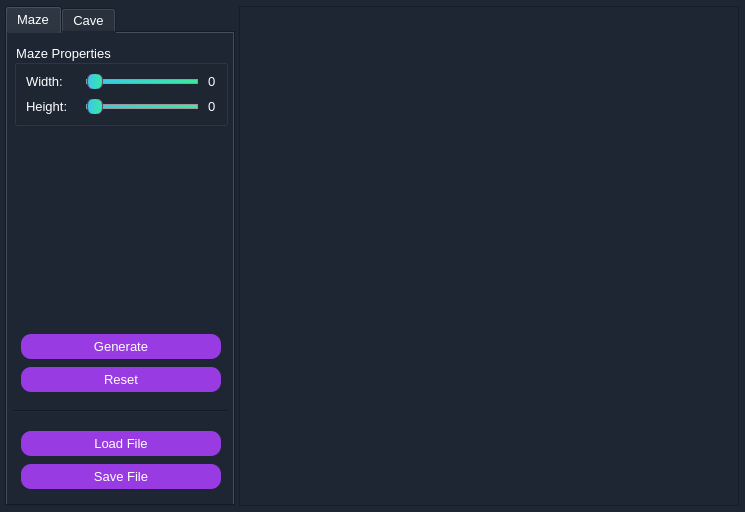
Before: the Qt Designer form View/forms/s21_mainwindow.ui in turkatrj/maze, drawn with Qt 5.
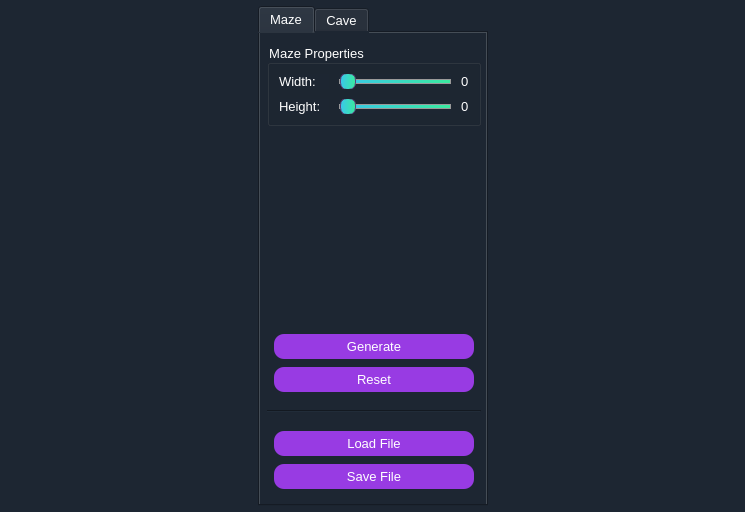
After: the same form once the commit is applied.

The edit to the form file:
```diff
--- a/View/forms/s21_mainwindow.ui
+++ b/View/forms/s21_mainwindow.ui
@@ -56,6 +56,12 @@
         <verstretch>0</verstretch>
        </sizepolicy>
       </property>
+      <property name="minimumSize">
+       <size>
+        <width>230</width>
+        <height>500</height>
+       </size>
+      </property>
       <property name="maximumSize">
        <size>
         <width>230</width>
@@ -1224,29 +1230,11 @@
      </widget>
     </item>
     <item>
-     <widget class="QGraphicsView" name="graphicsView">
-      <property name="sizePolicy">
-       <sizepolicy hsizetype="Maximum" vsizetype="Maximum">
-        <horstretch>0</horstretch>
-        <verstretch>0</verstretch>
-       </sizepolicy>
+     <layout class="QVBoxLayout" name="widgetLayout">
+      <property name="sizeConstraint">
+       <enum>QLayout::SetFixedSize</enum>
       </property>
-      <property name="minimumSize">
-       <size>
-        <width>500</width>
-        <height>500</height>
-       </size>
-      </property>
-      <property name="maximumSize">
-       <size>
-        <width>500</width>
-        <height>500</height>
-       </size>
-      </property>
-      <property name="styleSheet">
-       <string notr="true"/>
-      </property>
-     </widget>
+     </layout>
     </item>
    </layout>
   </widget>
```
Left out of the diff: 6 changed lines with no effect on the pictures.
